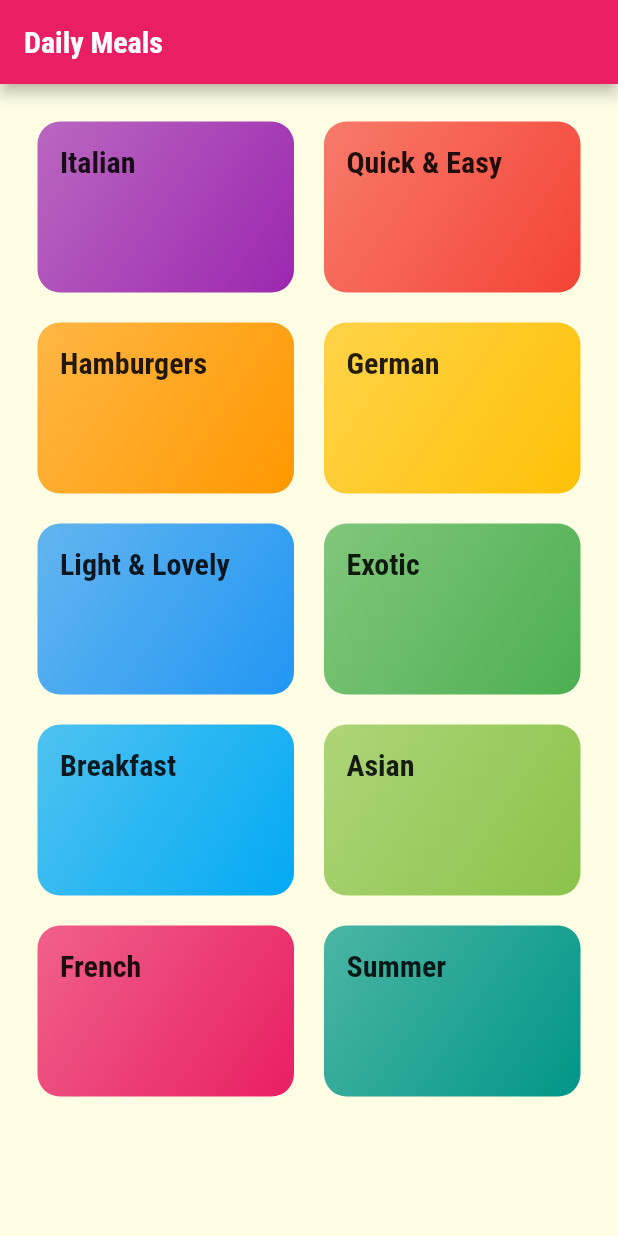
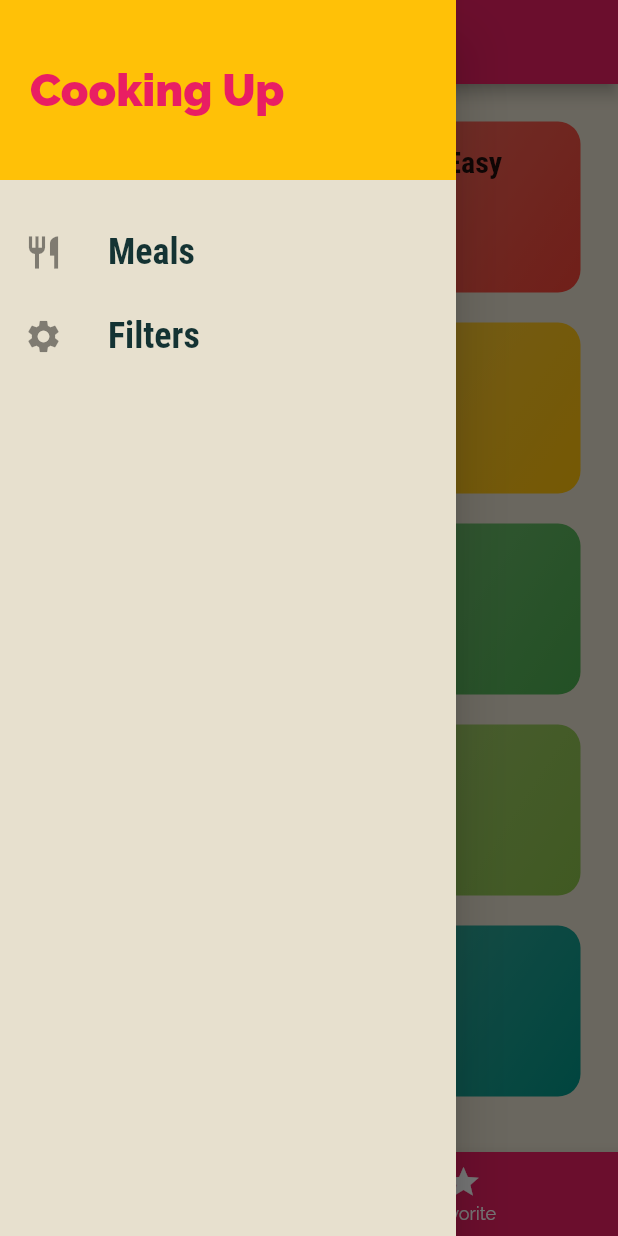
Before and after one commit to Pandey17Shashwat/MealsApp, a Flutter app: the screen it shows after launch, with the side drawer open (before the commit the screen has no drawer), on a phone screen of 412 x 824 dp. Run offline on Flutter 3.47's test engine with Material 2 defaults, Android fonts, the phone set to English and light mode, and no system bars; missing offline and left inert: dart:ffi.

Commit message:
app completed

```diff
--- a/lib/main.dart
+++ b/lib/main.dart
@@ -1,39 +1,102 @@
 import 'package:flutter/material.dart';
-import './screens/categories_screen.dart';
+
+import './dummy.dart';
+import './screens/filter_screen.dart';
+import './screens/tabs_screen.dart';
 import './screens/category_meals_screen.dart';
 import './screens/meal_detail_screen.dart';
+import './models/meal.dart';
 
 void main() {
   runApp(const MyApp());
 }
 
-class MyApp extends StatelessWidget {
+class MyApp extends StatefulWidget {
   const MyApp({super.key});
 
-  // This widget is the root of your application.
+  @override
+  State<MyApp> createState() => _MyAppState();
+}
+
+class _MyAppState extends State<MyApp> {
+  Map<String, bool> _filters = {
+    'gluten': false,
+    'lactose': false,
+    'vegan': false,
+    'vegetarian': false,
+  };
+
+  List<Meal> _availableMeals = DUMMY_MEALS;
+  List<Meal> _favoritedMeals = [];
+
+  void _setFilters(Map<String, bool> filterData) {
+    setState(() {
+      _filters = filterData;
+
+      _availableMeals = DUMMY_MEALS.where((meal) {
+        if (_filters['gluten'] == true && !meal.isGlutenFree) {
+          return false;
+        }
+        if (_filters['lactose'] == true && !meal.isLactoseFree) {
+          return false;
+        }
+        if (_filters['vegan'] == true && !meal.isVegan) {
+          return false;
+        }
+        if (_filters['vegetarian'] == true && !meal.isVegetarian) {
+          return false;
+        }
+        return true;
+      }).toList();
+    });
+  }
+
+  void _toggleFavorite(String mealId) {
+    final existingIndex =
+        _favoritedMeals.indexWhere((meal) => meal.id == mealId);
+
+    if (existingIndex >= 0) {
+      setState(() {
+        _favoritedMeals.removeAt(existingIndex);
+      });
+    } else {
+      setState(() {
+        _favoritedMeals
+            .add(DUMMY_MEALS.firstWhere((meal) => meal.id == mealId));
+      });
+    }
+  }
+
+  bool _isMealFavorite(String id) {
+    return _favoritedMeals.any((meal) => meal.id == id);
+  }
+
   @override
   Widget build(BuildContext context) {
     return MaterialApp(
       title: 'Daily Meals',
       theme: ThemeData(
         primarySwatch: Colors.pink,
-        accentColor: Colors.amber,
-        canvasColor: const Color.fromRGBO(255, 254, 229, 1),
+        colorScheme: ColorScheme.fromSwatch(accentColor: Colors.amber),
+        canvasColor: Color.fromARGB(255, 231, 224, 206),
         fontFamily: 'Raleway',
         textTheme: ThemeData.light().textTheme.copyWith(
-           bodyLarge: const TextStyle(color: Color.fromRGBO(20, 51, 51, 1)),
-           bodyMedium: const TextStyle(color: Color.fromRGBO(20, 51, 51, 1)),
-           titleLarge: const TextStyle(
+            bodyLarge: const TextStyle(color: Color.fromRGBO(20, 51, 51, 1)),
+            bodyMedium: const TextStyle(color: Color.fromRGBO(20, 51, 51, 1)),
+            titleLarge: const TextStyle(
               fontSize: 20,
               fontFamily: 'RobotoCondensed',
               fontWeight: FontWeight.bold,
-           )
-        ),
+            )),
       ),
-      home: const CategoriesScreen(),
+      initialRoute: '/',
       routes: {
-          CategoryMealsScreen.routeName :(ctx) => CategoryMealsScreen(),
-          MealDetailScreen.routeName : (ctx) => MealDetailScreen(),
+        '/': (ctx) => TabsScreen(_favoritedMeals),
+        CategoryMealsScreen.routeName: (ctx) =>
+            CategoryMealsScreen(_availableMeals),
+        MealDetailScreen.routeName: (ctx) =>
+            MealDetailScreen(_toggleFavorite, _isMealFavorite),
+        FilterScreen.routeName: (ctx) => FilterScreen(_filters, _setFilters),
       },
     );
   }
--- a/lib/screens/categories_screen.dart
+++ b/lib/screens/categories_screen.dart
@@ -8,11 +8,7 @@ class CategoriesScreen extends StatelessWidget {
 
   @override
   Widget build(BuildContext context) {
-    return Scaffold(
-      appBar: AppBar(
-        title: const Text('Daily Meals'),
-      ),
-      body: GridView(
+    return GridView(
         padding: const EdgeInsets.all(25),
         gridDelegate: const SliverGridDelegateWithMaxCrossAxisExtent(
           maxCrossAxisExtent: 200,
@@ -24,7 +20,6 @@ class CategoriesScreen extends StatelessWidget {
             .map((catData) =>
                 CategoryItem(title: catData.title, color: catData.color, id: catData.id,))
             .toList(),
-      ),
     );
   }
 }
--- /dev/null
+++ b/lib/screens/tabs_screen.dart
@@ -0,0 +1,64 @@
+import 'package:flutter/material.dart';
+import '../models/meal.dart';
+import '../widgets/main_drawer.dart';
+import './favorite_screen.dart';
+import './categories_screen.dart';
+
+class TabsScreen extends StatefulWidget {
+  TabsScreen(this.favoriteMeals);
+
+  final List<Meal> favoriteMeals;
+
+  @override
+  State<TabsScreen> createState() => _TabsScreenState();
+}
+
+class _TabsScreenState extends State<TabsScreen> {
+  late List<Map<String, Object>> _pages;
+
+  @override
+  void initState() {
+    _pages = [
+      {'page': const CategoriesScreen(), 'title': 'Categories'},
+      {'page': FavoritesScreen(widget.favoriteMeals), 'title': 'Your Favorite'}
+    ];
+    super.initState();
+  }
+
+  int _selectedPageIndex = 0;
+
+  void _selectPage(int index) {
+    setState(() {
+      _selectedPageIndex = index;
+    });
+  }
+
+  @override
+  Widget build(BuildContext context) {
+    return Scaffold(
+      appBar: AppBar(
+        title: Text(_pages[_selectedPageIndex]['title'] as String),
+        backgroundColor: Colors.pink,
+      ),
+      drawer: MainDrawer(),
+      body: _pages[_selectedPageIndex]['page'] as Widget,
+      bottomNavigationBar: BottomNavigationBar(
+        onTap: _selectPage,
+        backgroundColor: Theme.of(context).primaryColor,
+        unselectedItemColor: Colors.white,
+        selectedItemColor: Colors.amber,
+        currentIndex: _selectedPageIndex,
+        items: const [
+          BottomNavigationBarItem(
+            icon: Icon(Icons.category),
+            label: 'Category',
+          ),
+          BottomNavigationBarItem(
+            icon: Icon(Icons.star),
+            label: 'Favorite',
+          )
+        ],
+      ),
+    );
+  }
+}
--- /dev/null
+++ b/lib/widgets/main_drawer.dart
@@ -0,0 +1,58 @@
+import 'package:flutter/material.dart';
+
+import '../screens/filter_screen.dart';
+
+class MainDrawer extends StatelessWidget {
+  const MainDrawer({super.key});
+
+  Widget buildListTile(String title, IconData icon, VoidCallback tapHandler) {
+    return ListTile(
+      leading: Icon(
+        icon,
+        size: 26,
+      ),
+      title: Text(
+        title,
+        style: const TextStyle(
+          fontFamily: 'RobotoCondensed',
+          fontSize: 24,
+          fontWeight: FontWeight.bold,
+        ),
+      ),
+      onTap: tapHandler,
+    );
+  }
+
+  @override
+  Widget build(BuildContext context) {
+    return Drawer(
+      child: Column(
+        children: [
+          Container(
+            height: 120,
+            width: double.infinity,
+            padding: const EdgeInsets.all(20),
+            alignment: Alignment.centerLeft,
+            color: Colors.amber,
+            child: const Text(
+              'Cooking Up',
+              style: TextStyle(
+                  fontWeight: FontWeight.w900,
+                  fontSize: 30,
+                  color: Colors.pink),
+            ),
+          ),
+          const SizedBox(
+            height: 20,
+          ),
+          buildListTile('Meals', Icons.restaurant, () {
+              Navigator.of(context).pushReplacementNamed('/');
+          }),
+          buildListTile('Filters', Icons.settings, () {
+              Navigator.of(context).pushReplacementNamed(FilterScreen.routeName);
+          }),
+        ],
+      ),
+    );
+  }
+}
```
Also changed, not shown: lib/screens/category_meals_screen.dart (+48 -18 lines), lib/screens/favorite_screen.dart (added, +32 -0 lines), lib/screens/filter_screen.dart (added, +109 -0 lines), lib/screens/meal_detail_screen.dart (+82 -7 lines), lib/widgets/meal_item.dart (+11 -7 lines).
